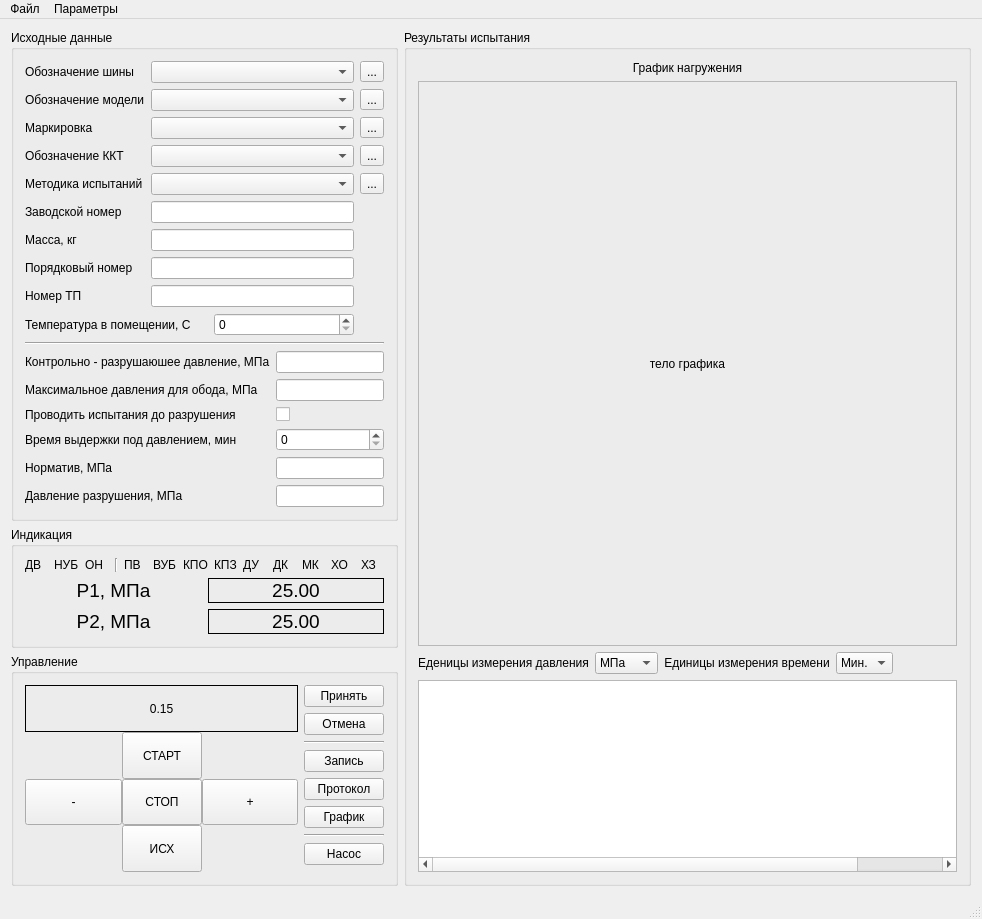
Before: the Qt Designer form main_window.ui in firef0xff/ttm25, drawn with Qt 5.
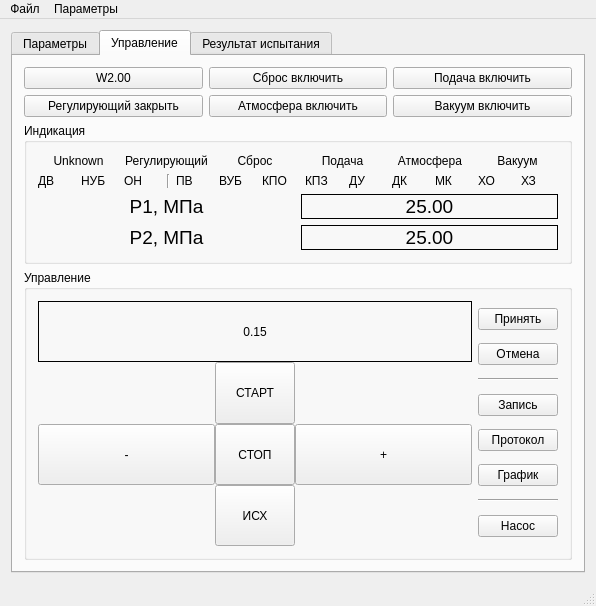
After: the same form once the commit is applied.

Diff of the .ui file:
```diff
--- a/main_window.ui
+++ b/main_window.ui
@@ -6,8 +6,8 @@
    <rect>
     <x>0</x>
     <y>0</y>
-    <width>982</width>
-    <height>919</height>
+    <width>596</width>
+    <height>596</height>
    </rect>
   </property>
   <property name="windowTitle">
@@ -16,6 +16,16 @@
   <widget class="QWidget" name="centralWidget">
    <layout class="QHBoxLayout" name="horizontalLayout">
     <item>
+     <widget class="QTabWidget" name="tTabs">
+      <property name="currentIndex">
+       <number>1</number>
+      </property>
+      <widget class="QWidget" name="tParams">
+       <attribute name="title">
+        <string>Параметры</string>
+       </attribute>
+       <layout class="QHBoxLayout" name="horizontalLayout_5">
+        <item>
      <layout class="QVBoxLayout" name="verticalLayout">
       <property name="sizeConstraint">
        <enum>QLayout::SetMinimumSize</enum>
@@ -300,6 +310,118 @@
         </layout>
        </widget>
       </item>
+         </layout>
+        </item>
+       </layout>
+      </widget>
+      <widget class="QWidget" name="tControl">
+       <attribute name="title">
+        <string>Управление</string>
+       </attribute>
+       <layout class="QVBoxLayout" name="verticalLayout_3">
+        <item>
+         <layout class="QGridLayout" name="gridLayout">
+          <item row="1" column="0">
+           <widget class="QPushButton" name="bRegulatingOnOff">
+            <property name="toolTip">
+             <string>W2.02/W2.03</string>
+            </property>
+            <property name="toolTipDuration">
+             <number>500</number>
+            </property>
+            <property name="text">
+             <string>Регулирующий закрыть</string>
+            </property>
+            <property name="checkable">
+             <bool>true</bool>
+            </property>
+           </widget>
+          </item>
+          <item row="0" column="0">
+           <widget class="QPushButton" name="bUnknownOnOff">
+            <property name="toolTip">
+             <string>W2.00/W2.01</string>
+            </property>
+            <property name="toolTipDuration">
+             <number>500</number>
+            </property>
+            <property name="text">
+             <string>W2.00</string>
+            </property>
+            <property name="checkable">
+             <bool>true</bool>
+            </property>
+            <property name="checked">
+             <bool>false</bool>
+            </property>
+           </widget>
+          </item>
+          <item row="0" column="1">
+           <widget class="QPushButton" name="bResetOnOff">
+            <property name="toolTip">
+             <string>W2.04/W2.05</string>
+            </property>
+            <property name="toolTipDuration">
+             <number>500</number>
+            </property>
+            <property name="text">
+             <string>Сброс включить</string>
+            </property>
+            <property name="checkable">
+             <bool>true</bool>
+            </property>
+           </widget>
+          </item>
+          <item row="1" column="1">
+           <widget class="QPushButton" name="bAirOnOff">
+            <property name="toolTip">
+             <string>W2.08/W2.09</string>
+            </property>
+            <property name="toolTipDuration">
+             <number>500</number>
+            </property>
+            <property name="text">
+             <string>Атмосфера включить</string>
+            </property>
+            <property name="checkable">
+             <bool>true</bool>
+            </property>
+           </widget>
+          </item>
+          <item row="0" column="2">
+           <widget class="QPushButton" name="bFeedOnOff">
+            <property name="toolTip">
+             <string>W2.06/W2.07</string>
+            </property>
+            <property name="toolTipDuration">
+             <number>500</number>
+            </property>
+            <property name="text">
+             <string>Подача включить</string>
+            </property>
+            <property name="checkable">
+             <bool>true</bool>
+            </property>
+           </widget>
+          </item>
+          <item row="1" column="2">
+           <widget class="QPushButton" name="bVacuumOnOff">
+            <property name="toolTip">
+             <string>W2.10/W2.11</string>
+            </property>
+            <property name="toolTipDuration">
+             <number>500</number>
+            </property>
+            <property name="text">
+             <string>Вакуум включить</string>
+            </property>
+            <property name="checkable">
+             <bool>true</bool>
+            </property>
+           </widget>
+          </item>
+         </layout>
+        </item>
       <item>
        <widget class="QGroupBox" name="Indicators">
         <property name="sizePolicy">
@@ -312,6 +434,73 @@
          <string>Индикация</string>
         </property>
         <layout class="QVBoxLayout" name="verticalLayout_5">
+           <item>
+            <layout class="QHBoxLayout" name="horizontalLayout_6">
+             <property name="topMargin">
+              <number>0</number>
+             </property>
+             <item>
+              <widget class="QLabel" name="lUnknown">
+               <property name="text">
+                <string>Unknown</string>
+               </property>
+               <property name="alignment">
+                <set>Qt::AlignCenter</set>
+               </property>
+              </widget>
+             </item>
+             <item>
+              <widget class="QLabel" name="lRegulatingOnOff">
+               <property name="text">
+                <string>Регулирующий</string>
+               </property>
+               <property name="alignment">
+                <set>Qt::AlignCenter</set>
+               </property>
+              </widget>
+             </item>
+             <item>
+              <widget class="QLabel" name="lResetOnOff">
+               <property name="text">
+                <string>Сброс</string>
+               </property>
+               <property name="alignment">
+                <set>Qt::AlignCenter</set>
+               </property>
+              </widget>
+             </item>
+             <item>
+              <widget class="QLabel" name="lFeedOnOff">
+               <property name="text">
+                <string>Подача</string>
+               </property>
+               <property name="alignment">
+                <set>Qt::AlignCenter</set>
+               </property>
+              </widget>
+             </item>
+             <item>
+              <widget class="QLabel" name="lAirOnOff">
+               <property name="text">
+                <string>Атмосфера</string>
+               </property>
+               <property name="alignment">
+                <set>Qt::AlignCenter</set>
+               </property>
+              </widget>
+             </item>
+             <item>
+              <widget class="QLabel" name="lVacuumOnOff">
+               <property name="text">
+                <string>Вакуум</string>
+               </property>
+               <property name="alignment">
+                <set>Qt::AlignCenter</set>
+               </property>
+              </widget>
+             </item>
+            </layout>
+           </item>
          <item>
           <layout class="QHBoxLayout" name="horizontalLayout_2">
            <item>
@@ -773,18 +962,12 @@
        </widget>
       </item>
      </layout>
-    </item>
-    <item>
-     <layout class="QVBoxLayout" name="verticalLayout_2">
-      <item>
-       <widget class="QGroupBox" name="Results">
-        <property name="title">
-         <string>Результаты испытания</string>
-        </property>
-        <layout class="QVBoxLayout" name="verticalLayout_3">
-         <property name="sizeConstraint">
-          <enum>QLayout::SetDefaultConstraint</enum>
-         </property>
+      </widget>
+      <widget class="QWidget" name="tResaults">
+       <attribute name="title">
+        <string>Результат испытания</string>
+       </attribute>
+       <layout class="QVBoxLayout" name="verticalLayout_6">
          <item>
           <widget class="QLabel" name="label">
            <property name="sizePolicy">
@@ -963,8 +1146,10 @@
          </item>
         </layout>
        </widget>
-      </item>
-     </layout>
+     </widget>
+    </item>
+    <item>
+     <layout class="QVBoxLayout" name="verticalLayout_2"/>
     </item>
    </layout>
   </widget>
@@ -973,7 +1158,7 @@
     <rect>
      <x>0</x>
      <y>0</y>
-     <width>982</width>
+     <width>596</width>
      <height>19</height>
     </rect>
    </property>
```
Lines whose indentation alone changed are shown as unchanged.
